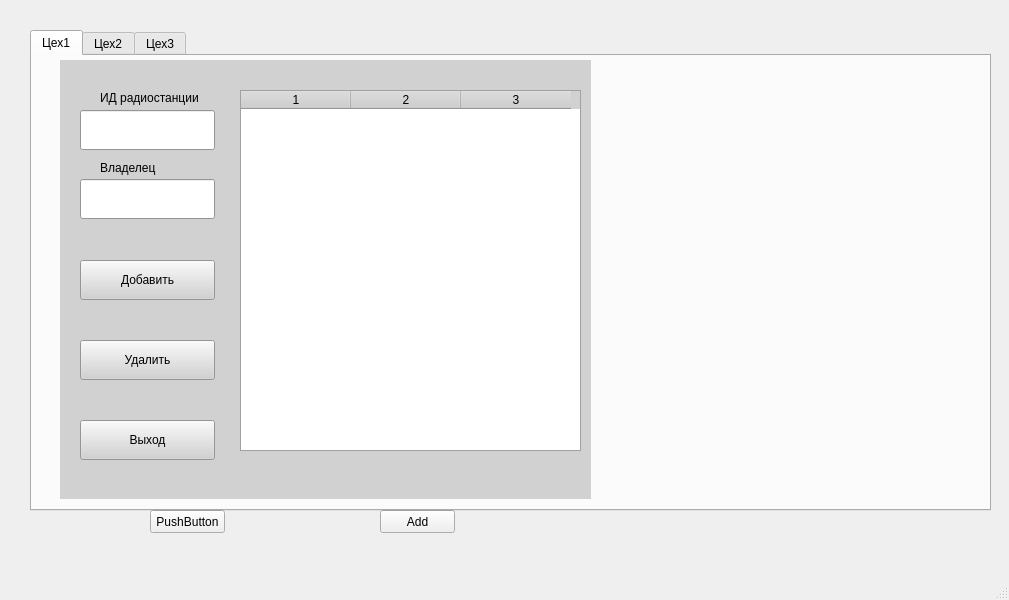
alebo62/HyteraDataServer, file mainwindow.ui: the form before one commit.
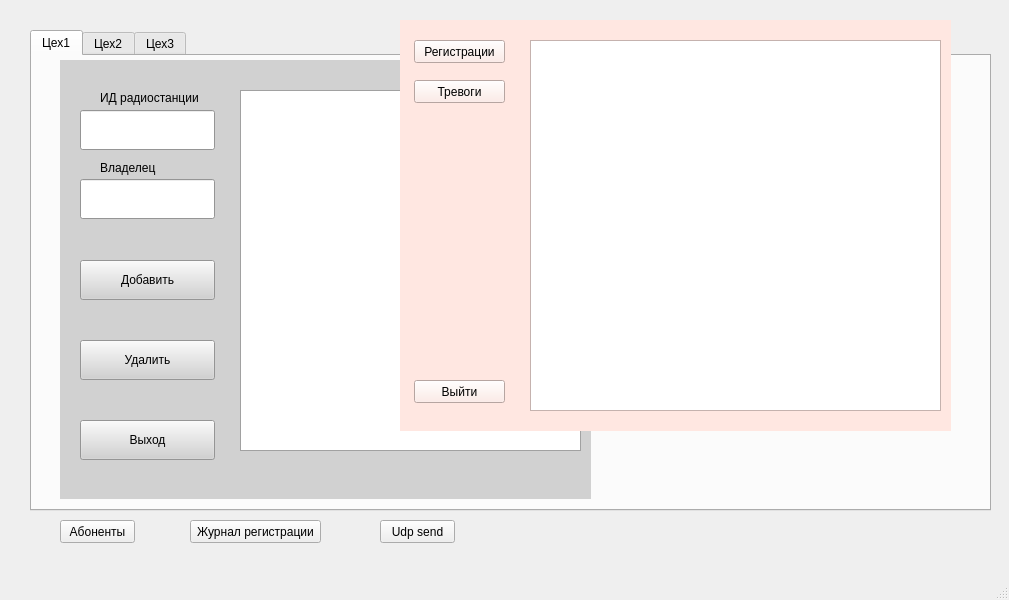
The form after the commit.

Diff of the .ui file:
```diff
--- a/mainwindow.ui
+++ b/mainwindow.ui
@@ -17,27 +17,27 @@
    <widget class="QPushButton" name="pushButton">
     <property name="geometry">
      <rect>
-      <x>150</x>
-      <y>510</y>
+      <x>60</x>
+      <y>520</y>
       <width>75</width>
       <height>23</height>
      </rect>
     </property>
     <property name="text">
-     <string>PushButton</string>
+     <string>Абоненты</string>
     </property>
    </widget>
    <widget class="QPushButton" name="pbAdd">
     <property name="geometry">
      <rect>
       <x>380</x>
-      <y>510</y>
+      <y>520</y>
       <width>75</width>
       <height>23</height>
      </rect>
     </property>
     <property name="text">
-     <string>Add</string>
+     <string>Udp send</string>
     </property>
    </widget>
    <widget class="QTabWidget" name="tabWidget">
@@ -659,7 +659,7 @@
       <number>3</number>
      </property>
      <attribute name="horizontalHeaderVisible">
-      <bool>true</bool>
+      <bool>false</bool>
      </attribute>
      <attribute name="horizontalHeaderCascadingSectionResizes">
       <bool>false</bool>
@@ -668,7 +668,7 @@
       <number>110</number>
      </attribute>
      <attribute name="horizontalHeaderDefaultSectionSize">
-      <number>75</number>
+      <number>110</number>
      </attribute>
      <attribute name="verticalHeaderVisible">
       <bool>false</bool>
@@ -681,6 +681,536 @@
      <column/>
     </widget>
    </widget>
+   <widget class="QWidget" name="widgetRegistration" native="true">
+    <property name="geometry">
+     <rect>
+      <x>400</x>
+      <y>20</y>
+      <width>551</width>
+      <height>411</height>
+     </rect>
+    </property>
+    <property name="palette">
+     <palette>
+      <active>
+       <colorrole role="WindowText">
+        <brush brushstyle="SolidPattern">
+         <color alpha="255">
+          <red>0</red>
+          <green>0</green>
+          <blue>0</blue>
+         </color>
+        </brush>
+       </colorrole>
+       <colorrole role="Button">
+        <brush brushstyle="SolidPattern">
+         <color alpha="255">
+          <red>255</red>
+          <green>231</green>
+          <blue>225</blue>
+         </color>
+        </brush>
+       </colorrole>
+       <colorrole role="Light">
+        <brush brushstyle="SolidPattern">
+         <color alpha="255">
+          <red>255</red>
+          <green>255</green>
+          <blue>255</blue>
+         </color>
+        </brush>
+       </colorrole>
+       <colorrole role="Midlight">
+        <brush brushstyle="SolidPattern">
+         <color alpha="255">
+          <red>255</red>
+          <green>243</green>
+          <blue>240</blue>
+         </color>
+        </brush>
+       </colorrole>
+       <colorrole role="Dark">
+        <brush brushstyle="SolidPattern">
+         <color alpha="255">
+          <red>127</red>
+          <green>115</green>
+          <blue>112</blue>
+         </color>
+        </brush>
+       </colorrole>
+       <colorrole role="Mid">
+        <brush brushstyle="SolidPattern">
+         <color alpha="255">
+          <red>170</red>
+          <green>154</green>
+          <blue>150</blue>
+         </color>
+        </brush>
+       </colorrole>
+       <colorrole role="Text">
+        <brush brushstyle="SolidPattern">
+         <color alpha="255">
+          <red>0</red>
+          <green>0</green>
+          <blue>0</blue>
+         </color>
+        </brush>
+       </colorrole>
+       <colorrole role="BrightText">
+        <brush brushstyle="SolidPattern">
+         <color alpha="255">
+          <red>255</red>
+          <green>255</green>
+          <blue>255</blue>
+         </color>
+        </brush>
+       </colorrole>
+       <colorrole role="ButtonText">
+        <brush brushstyle="SolidPattern">
+         <color alpha="255">
+          <red>0</red>
+          <green>0</green>
+          <blue>0</blue>
+         </color>
+        </brush>
+       </colorrole>
+       <colorrole role="Base">
+        <brush brushstyle="SolidPattern">
+         <color alpha="255">
+          <red>255</red>
+          <green>255</green>
+          <blue>255</blue>
+         </color>
+        </brush>
+       </colorrole>
+       <colorrole role="Window">
+        <brush brushstyle="SolidPattern">
+         <color alpha="255">
+          <red>255</red>
+          <green>231</green>
+          <blue>225</blue>
+         </color>
+        </brush>
+       </colorrole>
+       <colorrole role="Shadow">
+        <brush brushstyle="SolidPattern">
+         <color alpha="255">
+          <red>0</red>
+          <green>0</green>
+          <blue>0</blue>
+         </color>
+        </brush>
+       </colorrole>
+       <colorrole role="AlternateBase">
+        <brush brushstyle="SolidPattern">
+         <color alpha="255">
+          <red>255</red>
+          <green>243</green>
+          <blue>240</blue>
+         </color>
+        </brush>
+       </colorrole>
+       <colorrole role="ToolTipBase">
+        <brush brushstyle="SolidPattern">
+         <color alpha="255">
+          <red>255</red>
+          <green>255</green>
+          <blue>220</blue>
+         </color>
+        </brush>
+       </colorrole>
+       <colorrole role="ToolTipText">
+        <brush brushstyle="SolidPattern">
+         <color alpha="255">
+          <red>0</red>
+          <green>0</green>
+          <blue>0</blue>
+         </color>
+        </brush>
+       </colorrole>
+       <colorrole role="PlaceholderText">
+        <brush brushstyle="SolidPattern">
+         <color alpha="128">
+          <red>0</red>
+          <green>0</green>
+          <blue>0</blue>
+         </color>
+        </brush>
+       </colorrole>
+      </active>
+      <inactive>
+       <colorrole role="WindowText">
+        <brush brushstyle="SolidPattern">
+         <color alpha="255">
+          <red>0</red>
+          <green>0</green>
+          <blue>0</blue>
+         </color>
+        </brush>
+       </colorrole>
+       <colorrole role="Button">
+        <brush brushstyle="SolidPattern">
+         <color alpha="255">
+          <red>255</red>
+          <green>231</green>
+          <blue>225</blue>
+         </color>
+        </brush>
+       </colorrole>
+       <colorrole role="Light">
+        <brush brushstyle="SolidPattern">
+         <color alpha="255">
+          <red>255</red>
+          <green>255</green>
+          <blue>255</blue>
+         </color>
+        </brush>
+       </colorrole>
+       <colorrole role="Midlight">
+        <brush brushstyle="SolidPattern">
+         <color alpha="255">
+          <red>255</red>
+          <green>243</green>
+          <blue>240</blue>
+         </color>
+        </brush>
+       </colorrole>
+       <colorrole role="Dark">
+        <brush brushstyle="SolidPattern">
+         <color alpha="255">
+          <red>127</red>
+          <green>115</green>
+          <blue>112</blue>
+         </color>
+        </brush>
+       </colorrole>
+       <colorrole role="Mid">
+        <brush brushstyle="SolidPattern">
+         <color alpha="255">
+          <red>170</red>
+          <green>154</green>
+          <blue>150</blue>
+         </color>
+        </brush>
+       </colorrole>
+       <colorrole role="Text">
+        <brush brushstyle="SolidPattern">
+         <color alpha="255">
+          <red>0</red>
+          <green>0</green>
+          <blue>0</blue>
+         </color>
+        </brush>
+       </colorrole>
+       <colorrole role="BrightText">
+        <brush brushstyle="SolidPattern">
+         <color alpha="255">
+          <red>255</red>
+          <green>255</green>
+          <blue>255</blue>
+         </color>
+        </brush>
+       </colorrole>
+       <colorrole role="ButtonText">
+        <brush brushstyle="SolidPattern">
+         <color alpha="255">
+          <red>0</red>
+          <green>0</green>
+          <blue>0</blue>
+         </color>
+        </brush>
+       </colorrole>
+       <colorrole role="Base">
+        <brush brushstyle="SolidPattern">
+         <color alpha="255">
+          <red>255</red>
+          <green>255</green>
+          <blue>255</blue>
+         </color>
+        </brush>
+       </colorrole>
+       <colorrole role="Window">
+        <brush brushstyle="SolidPattern">
+         <color alpha="255">
+          <red>255</red>
+          <green>231</green>
+          <blue>225</blue>
+         </color>
+        </brush>
+       </colorrole>
+       <colorrole role="Shadow">
+        <brush brushstyle="SolidPattern">
+         <color alpha="255">
+          <red>0</red>
+          <green>0</green>
+          <blue>0</blue>
+         </color>
+        </brush>
+       </colorrole>
+       <colorrole role="AlternateBase">
+        <brush brushstyle="SolidPattern">
+         <color alpha="255">
+          <red>255</red>
+          <green>243</green>
+          <blue>240</blue>
+         </color>
+        </brush>
+       </colorrole>
+       <colorrole role="ToolTipBase">
+        <brush brushstyle="SolidPattern">
+         <color alpha="255">
+          <red>255</red>
+          <green>255</green>
+          <blue>220</blue>
+         </color>
+        </brush>
+       </colorrole>
+       <colorrole role="ToolTipText">
+        <brush brushstyle="SolidPattern">
+         <color alpha="255">
+          <red>0</red>
+          <green>0</green>
+          <blue>0</blue>
+         </color>
+        </brush>
+       </colorrole>
+       <colorrole role="PlaceholderText">
+        <brush brushstyle="SolidPattern">
+         <color alpha="128">
+          <red>0</red>
+          <green>0</green>
+          <blue>0</blue>
+         </color>
+        </brush>
+       </colorrole>
+      </inactive>
+      <disabled>
+       <colorrole role="WindowText">
+        <brush brushstyle="SolidPattern">
+         <color alpha="255">
+          <red>127</red>
+          <green>115</green>
+          <blue>112</blue>
+         </color>
+        </brush>
+       </colorrole>
+       <colorrole role="Button">
+        <brush brushstyle="SolidPattern">
+         <color alpha="255">
+          <red>255</red>
+          <green>231</green>
+          <blue>225</blue>
+         </color>
+        </brush>
+       </colorrole>
+       <colorrole role="Light">
+        <brush brushstyle="SolidPattern">
+         <color alpha="255">
+          <red>255</red>
+          <green>255</green>
+          <blue>255</blue>
+         </color>
+        </brush>
+       </colorrole>
+       <colorrole role="Midlight">
+        <brush brushstyle="SolidPattern">
+         <color alpha="255">
+          <red>255</red>
+          <green>243</green>
+          <blue>240</blue>
+         </color>
+        </brush>
+       </colorrole>
+       <colorrole role="Dark">
+        <brush brushstyle="SolidPattern">
+         <color alpha="255">
+          <red>127</red>
+          <green>115</green>
+          <blue>112</blue>
+         </color>
+        </brush>
+       </colorrole>
+       <colorrole role="Mid">
+        <brush brushstyle="SolidPattern">
+         <color alpha="255">
+          <red>170</red>
+          <green>154</green>
+          <blue>150</blue>
+         </color>
+        </brush>
+       </colorrole>
+       <colorrole role="Text">
+        <brush brushstyle="SolidPattern">
+         <color alpha="255">
+          <red>127</red>
+          <green>115</green>
+          <blue>112</blue>
+         </color>
+        </brush>
+       </colorrole>
+       <colorrole role="BrightText">
+        <brush brushstyle="SolidPattern">
+         <color alpha="255">
+          <red>255</red>
+          <green>255</green>
+          <blue>255</blue>
+         </color>
+        </brush>
+       </colorrole>
+       <colorrole role="ButtonText">
+        <brush brushstyle="SolidPattern">
+         <color alpha="255">
+          <red>127</red>
+          <green>115</green>
+          <blue>112</blue>
+         </color>
+        </brush>
+       </colorrole>
+       <colorrole role="Base">
+        <brush brushstyle="SolidPattern">
+         <color alpha="255">
+          <red>255</red>
+          <green>231</green>
+          <blue>225</blue>
+         </color>
+        </brush>
+       </colorrole>
+       <colorrole role="Window">
+        <brush brushstyle="SolidPattern">
+         <color alpha="255">
+          <red>255</red>
+          <green>231</green>
+          <blue>225</blue>
+         </color>
+        </brush>
+       </colorrole>
+       <colorrole role="Shadow">
+        <brush brushstyle="SolidPattern">
+         <color alpha="255">
+          <red>0</red>
+          <green>0</green>
+          <blue>0</blue>
+         </color>
+        </brush>
+       </colorrole>
+       <colorrole role="AlternateBase">
+        <brush brushstyle="SolidPattern">
+         <color alpha="255">
+          <red>255</red>
+          <green>231</green>
+          <blue>225</blue>
+         </color>
+        </brush>
+       </colorrole>
+       <colorrole role="ToolTipBase">
+        <brush brushstyle="SolidPattern">
+         <color alpha="255">
+          <red>255</red>
+          <green>255</green>
+          <blue>220</blue>
+         </color>
+        </brush>
+       </colorrole>
+       <colorrole role="ToolTipText">
+        <brush brushstyle="SolidPattern">
+         <color alpha="255">
+          <red>0</red>
+          <green>0</green>
+          <blue>0</blue>
+         </color>
+        </brush>
+       </colorrole>
+       <colorrole role="PlaceholderText">
+        <brush brushstyle="SolidPattern">
+         <color alpha="128">
+          <red>0</red>
+          <green>0</green>
+          <blue>0</blue>
+         </color>
+        </brush>
+       </colorrole>
+      </disabled>
+     </palette>
+    </property>
+    <property name="autoFillBackground">
+     <bool>true</bool>
+    </property>
+    <widget class="QTableWidget" name="tableWidgetRegAlrm">
+     <property name="geometry">
+      <rect>
+       <x>130</x>
+       <y>20</y>
+       <width>411</width>
+       <height>371</height>
+      </rect>
+     </property>
+     <property name="columnCount">
+      <number>4</number>
+     </property>
+     <attribute name="horizontalHeaderVisible">
+      <bool>false</bool>
+     </attribute>
+     <attribute name="verticalHeaderVisible">
+      <bool>false</bool>
+     </attribute>
+     <column/>
+     <column/>
+     <column/>
+     <column/>
+    </widget>
+    <widget class="QPushButton" name="pbRegExit">
+     <property name="geometry">
+      <rect>
+       <x>14</x>
+       <y>360</y>
+       <width>91</width>
+       <height>23</height>
+      </rect>
+     </property>
+     <property name="text">
+      <string>Выйти</string>
+     </property>
+    </widget>
+    <widget class="QPushButton" name="pbAlrm">
+     <property name="geometry">
+      <rect>
+       <x>14</x>
+       <y>60</y>
+       <width>91</width>
+       <height>23</height>
+      </rect>
+     </property>
+     <property name="text">
+      <string>Тревоги</string>
+     </property>
+    </widget>
+    <widget class="QPushButton" name="pbReg">
+     <property name="geometry">
+      <rect>
+       <x>14</x>
+       <y>20</y>
+       <width>91</width>
+       <height>23</height>
+      </rect>
+     </property>
+     <property name="text">
+      <string>Регистрации</string>
+     </property>
+    </widget>
+   </widget>
+   <widget class="QPushButton" name="pbRegistration">
+    <property name="geometry">
+     <rect>
+      <x>190</x>
+      <y>520</y>
+      <width>131</width>
+      <height>23</height>
+     </rect>
+    </property>
+    <property name="text">
+     <string>Журнал регистрации</string>
+    </property>
+   </widget>
   </widget>
   <widget class="QMenuBar" name="menubar">
    <property name="geometry">
```
